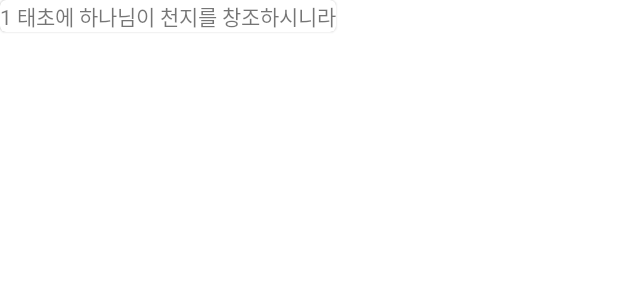
After one commit to Code-for-Christ/EverydayQT, an Android app: the layout mccheyne_single_recyclerview_content.xml on its own in the app's theme, with its tools: preview values and no code run, on a phone screen of 412 x 824 dp. The commit adds this screen. Shown: the top 300 px of the screen. Run offline under Robolectric (Android 15) with nearby library versions, the phone set to English and light mode, and no system bars; network calls fail.

Commit message:
feat: 맥체인 읽기 구현

```diff
--- /dev/null
+++ b/app/src/main/res/layout/mccheyne_single_recyclerview_content.xml
@@ -0,0 +1,13 @@
+<?xml version="1.0" encoding="utf-8"?>
+<com.google.android.material.card.MaterialCardView xmlns:android="http://schemas.android.com/apk/res/android"
+    android:layout_width="wrap_content"
+    xmlns:tools="http://schemas.android.com/tools"
+    android:layout_height="wrap_content">
+
+    <TextView
+        android:id="@+id/mccheyne_single_content_textview"
+        android:layout_width="wrap_content"
+        android:layout_height="wrap_content"
+        tools:text="1 태초에 하나님이 천지를 창조하시니라"/>
+
+</com.google.android.material.card.MaterialCardView>
```
Also changed, not shown: app/src/main/java/com/jinyeob/eqt/MccheyneSingleFragment.kt (+34 -1 lines), app/src/main/java/com/jinyeob/eqt/MccheyneSingleRecyclerViewAdapter.kt (added, +68 -0 lines), app/src/main/res/layout/fragment_mccheyne_single.xml (+11 -5 lines).
